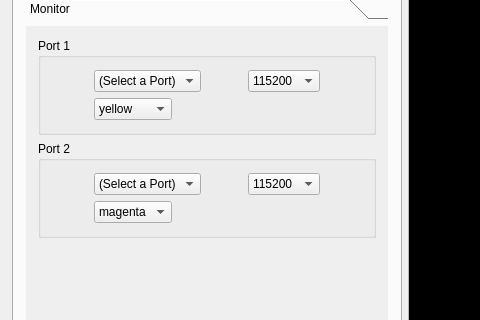
Old version of the form mainWindow.ui in the repository strawbot/TimbreTalk; both pictures show x 0 to 480 and y 196 to 516 of the 1031 by 644 pixel window.
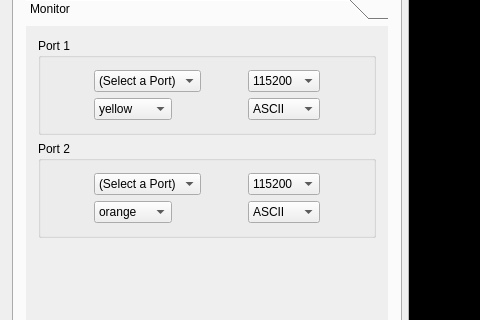
New version of the form. The open tabs and pages were chosen to show the change.

Commit message: added functionality to the Monitor Tool - prettier print, port identification, ASCII output as well as hex; added some new feature requests

```diff
--- a/mainWindow.ui
+++ b/mainWindow.ui
@@ -2163,7 +2163,7 @@
                  <x>0</x>
                  <y>0</y>
                  <width>360</width>
-                 <height>247</height>
+                 <height>277</height>
                 </rect>
                </property>
                <attribute name="label">
@@ -2314,6 +2314,20 @@
                      </item>
                     </widget>
                    </item>
+                   <item row="1" column="1">
+                    <widget class="QComboBox" name="monitorFormat1">
+                     <item>
+                      <property name="text">
+                       <string>ASCII</string>
+                      </property>
+                     </item>
+                     <item>
+                      <property name="text">
+                       <string>Hex</string>
+                      </property>
+                     </item>
+                    </widget>
+                   </item>
                   </layout>
                  </widget>
                 </item>
@@ -2414,7 +2428,7 @@
                       <bool>false</bool>
                      </property>
                      <property name="currentIndex">
-                      <number>6</number>
+                      <number>5</number>
                      </property>
                      <property name="frame">
                       <bool>true</bool>
@@ -2461,6 +2475,20 @@
                      </item>
                     </widget>
                    </item>
+                   <item row="1" column="1">
+                    <widget class="QComboBox" name="monitorFormat2">
+                     <item>
+                      <property name="text">
+                       <string>ASCII</string>
+                      </property>
+                     </item>
+                     <item>
+                      <property name="text">
+                       <string>Hex</string>
+                      </property>
+                     </item>
+                    </widget>
+                   </item>
                   </layout>
                  </widget>
                 </item>
```
Left out of the diff: 29 changed lines with no effect on the pictures. The commit also changes 3 other files.
